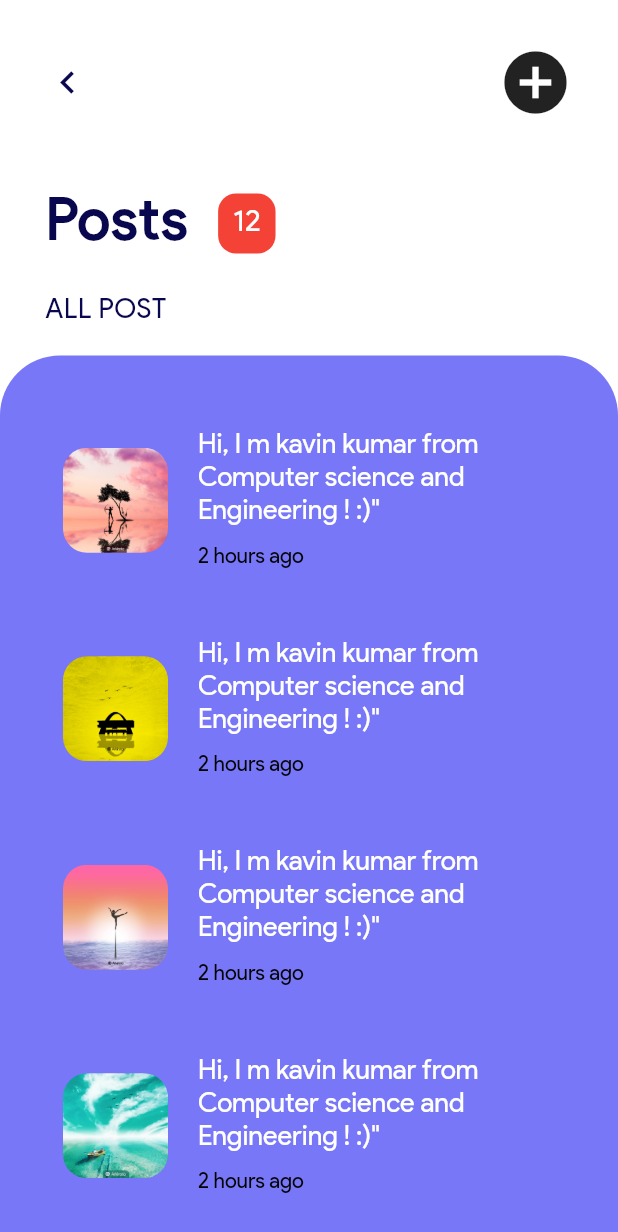
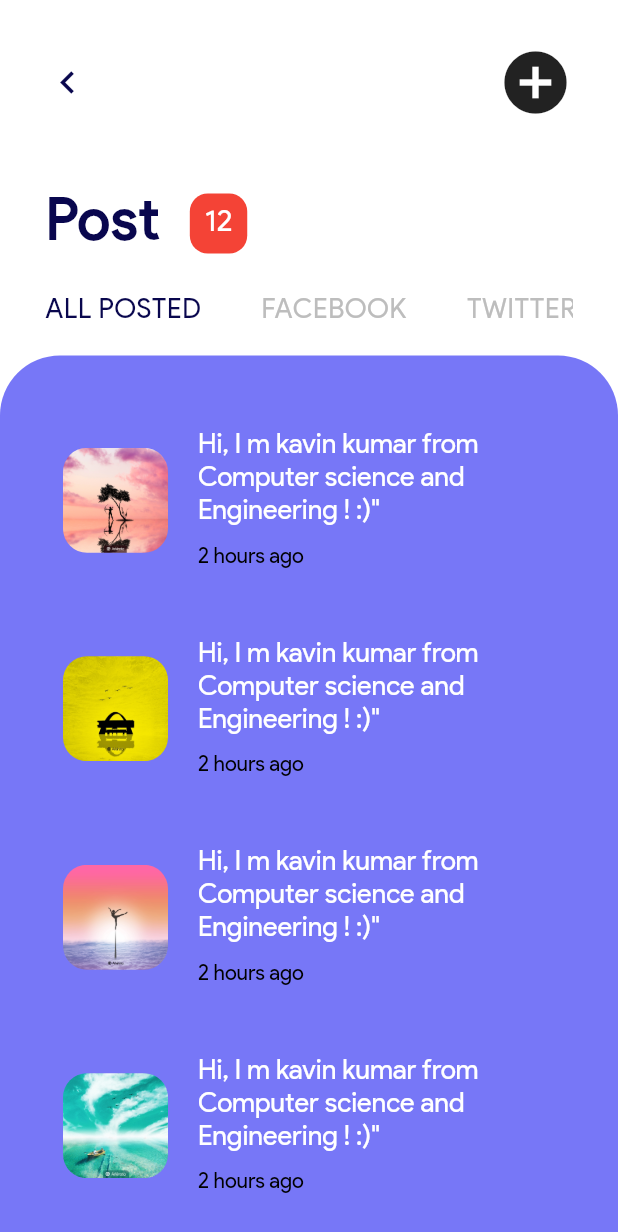
Before and after one commit to kavinkumar999/Fuseify, a Flutter app: the Notifications screen opened directly, on a phone screen of 412 x 824 dp. Shown: the top 1232 px of the screen. Run offline on Flutter 3.47's test engine with Material 2 defaults, Android fonts, the phone set to English and light mode, and no system bars; our stand-ins replace bloc, flutter_bloc, image_picker.

Commit message:
Separate the stack of images in notification

```diff
--- /dev/null
+++ b/lib/bloc/stack/stack_bloc.dart
@@ -0,0 +1,31 @@
+import 'dart:async';
+
+import 'package:bloc/bloc.dart';
+import 'package:fuseify/utils/customdialog.dart';
+import 'package:meta/meta.dart';
+
+part 'stack_event.dart';
+part 'stack_state.dart';
+
+class StackBloc extends Bloc<StackEvent, StackState> {
+  StackBloc() : super(StackInitial());
+
+  @override
+  Stream<StackState> mapEventToState(
+    StackEvent event,
+  ) async* {
+    // TODO: implement mapEventToState
+    if(event is Mediaoption){
+      if(event.media == "Facebook"){
+          yield Facebook();
+      }
+      else if(event.media == "Instagram")
+      {
+        yield Instagram();
+      }
+      else{
+        yield Twitter();
+      }
+    }
+  }
+}
--- /dev/null
+++ b/lib/bloc/stack/stack_event.dart
@@ -0,0 +1,11 @@
+part of 'stack_bloc.dart';
+
+@immutable
+abstract class StackEvent {}
+
+class Mediaoption extends StackEvent{
+  String media;
+  Mediaoption(
+    this.media,
+  );
+}
--- /dev/null
+++ b/lib/bloc/stack/stack_state.dart
@@ -0,0 +1,12 @@
+part of 'stack_bloc.dart';
+
+@immutable
+abstract class StackState {}
+
+class StackInitial extends StackState {}
+
+class Facebook extends StackState{}
+
+class Instagram extends StackState{}
+
+class Twitter extends StackState{}
--- a/lib/main.dart
+++ b/lib/main.dart
@@ -1,9 +1,11 @@
+
 
 import 'package:flutter/services.dart';
 import 'package:flutter/material.dart';
 import 'package:flutter_bloc/flutter_bloc.dart';
 import 'package:fuseify/bloc/post/post_bloc.dart';
 import 'package:fuseify/bloc/post_provision/post_provision_bloc.dart';
+import 'package:fuseify/bloc/stack/stack_bloc.dart';
 import 'package:fuseify/views/intro.dart';
 
 void main() {
@@ -11,6 +13,7 @@ void main() {
     providers: [
       BlocProvider(create: (context) => PostBloc()),
       BlocProvider(create: (context) => PostProvisionBloc()),
+      BlocProvider(create: (context) => StackBloc()),
 
     ],
     child: MyApp(),
--- a/lib/utils/common.dart
+++ b/lib/utils/common.dart
@@ -66,7 +66,7 @@ class PageScaffold extends StatelessWidget {
     else if (res =="scheduledpost")
     {
 
-    Navigator.push(context, MaterialPageRoute(builder: (context) => Notifications(),));
+      Navigator.push(context, MaterialPageRoute(builder: (context) => Notifications(),));
 
     }
 
--- a/lib/views/scheduledpost.dart
+++ b/lib/views/scheduledpost.dart
@@ -1,17 +1,58 @@
 import 'package:flutter/material.dart';
+import 'package:flutter_bloc/flutter_bloc.dart';
+import 'package:fuseify/bloc/stack/stack_bloc.dart';
 import 'package:fuseify/utils/Colors.dart';
 import 'package:fuseify/utils/common.dart';
+import 'package:fuseify/views/post.dart';
 
+Widget badge(int count) {
+  return Container(
+    padding: EdgeInsets.fromLTRB(10, 8, 10, 8),
+    decoration: BoxDecoration(
+      color: Colors.red,
+      borderRadius: BorderRadius.circular(12),
+    ),
+    child: Text(
+      count.toString(),
+      style: TextStyle(
+        color:Colors.white,
+        fontSize: 20,
+      ),
+    ),
+  );
+}
+void navigate(context, String res) {
+    print("press");
+    if (res == "post")
+    {
+
+    Navigator.push(context, MaterialPageRoute(builder: (context) => Post(),));
+
+
+
+    }
+    else if (res =="scheduledpost")
+    {
+
+    Navigator.push(context, MaterialPageRoute(builder: (context) => Notifications(),));
+
+    }
+
+    else{
+      Navigator.pop(context);
+
+    }
+  }
 class Notifications extends StatefulWidget {
   @override
   _NotificationsState createState() => _NotificationsState();
 }
 
 class _NotificationsState extends State<Notifications> {
-  final filters = ["All Post"];
-  String currentFilter = "All Post";
+  final filters = ["All Posted","Facebook","Twitter","Instagram"];
+  String currentFilter = "All Posted";
 
-  final images = [
+  List images = [
     'assets/posts/3.jpg',
     'assets/posts/5.jpg',
     'assets/posts/1.jpg',
@@ -60,33 +101,86 @@ class _NotificationsState extends State<Notifications> {
   Widget build(BuildContext context) {
     return GestureDetector(
       onTap: () => FocusScope.of(context).requestFocus(new FocusNode()),
-      child: PageScaffold(
+      child: Scaffold(
+
       backgroundColor: Colors.white,
-        title: 'Posts',
-        badge: badge(12),
+      body: SafeArea(
+        bottom: false,
+        child: BlocConsumer<StackBloc, StackState>(
+          listener: (context, state) {
+            // TODO: implement listener
+
+          },
+          builder: (context, state) {
+            if(state is Facebook){
+              images = ["assets/connect.jpg"];
+              currentFilter = "Twitter";
+            }
+
+            return Column(
+          crossAxisAlignment: CrossAxisAlignment.start,
           children: <Widget>[
-          // Padding(
-          //   padding: EdgeInsets.all(padding),
-          //   child: TextField(
-          //     decoration: InputDecoration(
-          //       filled: true,
-          //       fillColor: UIColors.s,
-          //       contentPadding: EdgeInsets.all(20),
-          //       prefixIcon: Icon(
-          //         Icons.search,
-          //         color: UIColors.navyBlue,
-          //         size: 26,
-          //       ),
-          //       hintText: 'Search for name',
-          //       hintStyle: TextStyle(fontSize: 20, color: Colors.grey.shade400),
-          //       border: UnderlineInputBorder(
-          //         borderSide: BorderSide.none,
-          //         borderRadius: BorderRadius.circular(12),
-          //       ),
-          //     ),
-          //   ),
-          // ),
-          Container(
+            Padding(
+              padding: EdgeInsets.fromLTRB(padding, 30, padding, 6),
+              child: Row(
+                mainAxisAlignment: MainAxisAlignment.spaceBetween,
+                crossAxisAlignment: CrossAxisAlignment.center,
+                children: <Widget>[
+                  InkWell(
+                    onTap: () => {
+                      if(false){
+                          navigate(context, "scheduledpost")
+                      }
+                      else{
+                        navigate(context, "res")
+                      }
+
+
+                    },
+                    child:Icon(
+                            Icons.chevron_left,
+                            color: UIColors.navyBlue,
+                            size: 30,
+                          ),
+                  ),
+                  InkWell(
+                    onTap: () => navigate(context, "post"),
+                    child: Icon(Icons.add_circle,size: 50,)
+                  ),
+                ],
+              ),
+            ),
+            Expanded(
+              child: ListView(
+                padding: EdgeInsets.zero,
+                children: <Widget>[
+                  SizedBox(height: 40),
+                  Padding(
+                    padding: EdgeInsets.symmetric(horizontal: padding),
+                    child: Row(
+                      mainAxisAlignment: MainAxisAlignment.start,
+                      children: [
+                        Text(
+                          "Post",
+                          style: TextStyle(
+                            fontSize: 38,
+                            color: UIColors.navyBlue,
+                            fontWeight: FontWeight.w600,
+                            letterSpacing: 1.2,
+                          ),
+                        ),
+                        SizedBox(width: 20),
+                        // badge ?? SizedBox(),
+                        badge(12),
+                      ],
+                    ),
+                  ),
+                  SizedBox(height: 10),
+                  GestureDetector(
+                    onTap: () {
+                      BlocProvider.of<StackBloc>(context)..add(Mediaoption("Facebook"));
+                    },
+                                      child: Container(
             height: 20,
             margin: EdgeInsets.fromLTRB(padding, 15, padding, 20),
             child: ListView.separated(
@@ -105,6 +199,7 @@ class _NotificationsState extends State<Notifications> {
                     ),
                 );
               },
+            ),
           ),
                   ),
           SingleChildScrollView(
@@ -128,8 +223,24 @@ class _NotificationsState extends State<Notifications> {
               ),
             ),
           ),
+
                 ],
               ),
+            ),
+          ],
+        );
+          },
+        )
+
+
+      ),
+    ),
+
+
+
+
+
+
     );
   }
 }
```
Also changed, not shown: 10 other files. Lines whose indentation alone changed are shown as unchanged.
